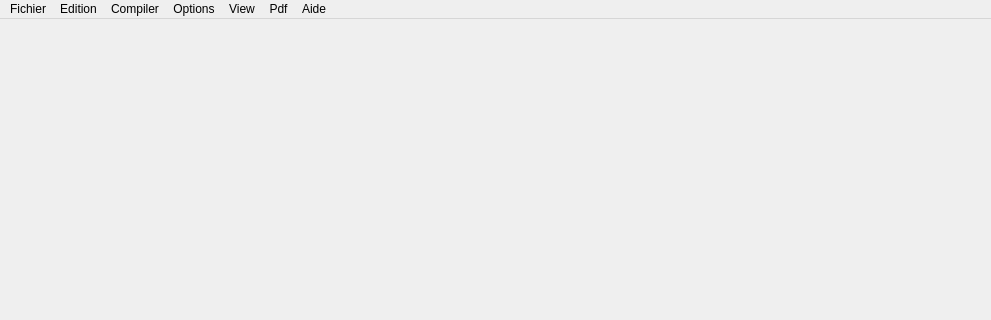
Bramas/texiteasy, file source/mainwindow.ui: the form before one commit; both pictures show x 0 to 991 and y 0 to 320 of the 991 by 633 pixel window.
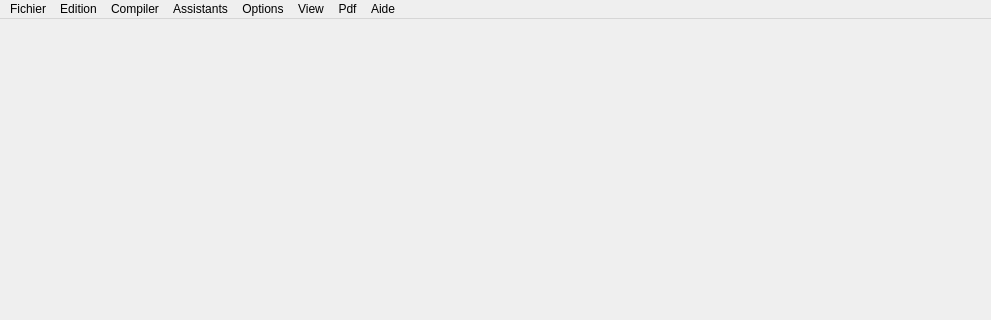
The form after the commit.

```diff
--- a/source/mainwindow.ui
+++ b/source/mainwindow.ui
@@ -164,9 +164,15 @@
     </property>
     <addaction name="actionOpenPdf"/>
    </widget>
+   <widget class="QMenu" name="menuAssistants">
+    <property name="title">
+     <string>Assistants</string>
+    </property>
+   </widget>
    <addaction name="menuFichier"/>
    <addaction name="menuEdition"/>
    <addaction name="menuBuild"/>
+   <addaction name="menuAssistants"/>
    <addaction name="menuOptions"/>
    <addaction name="menuView"/>
    <addaction name="menuPdf"/>
```
